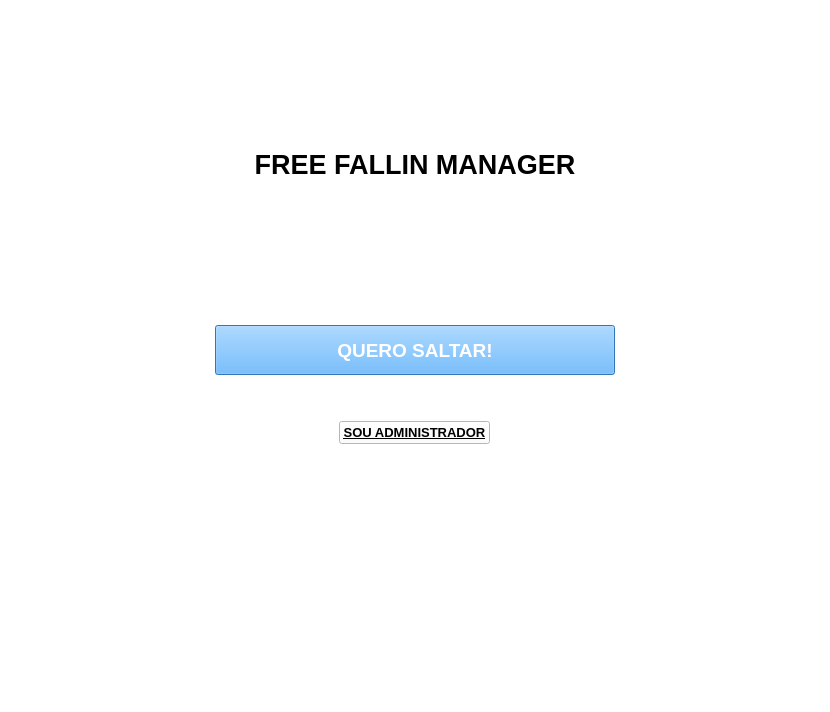
Old version of the form src/resources/mainMenu.ui in the repository Mathgobbo/Free-Fallin-Manager.
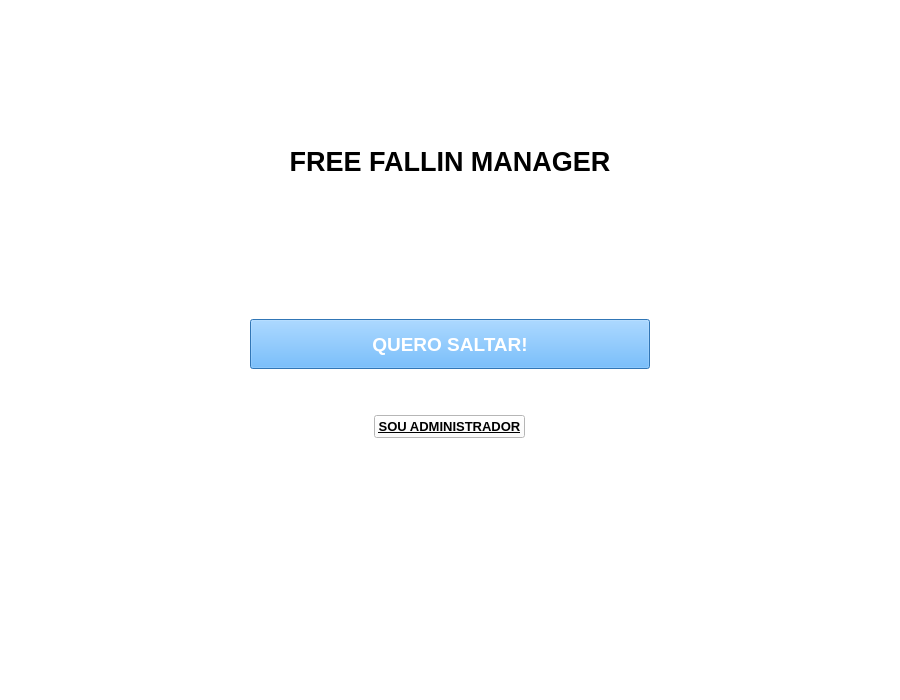
New version of the form.

Commit message: Ajuste: Adequação dos layout ao protótipo

What changed in the file:
```diff
--- a/src/resources/mainMenu.ui
+++ b/src/resources/mainMenu.ui
@@ -6,8 +6,8 @@
    <rect>
     <x>0</x>
     <y>0</y>
-    <width>830</width>
-    <height>712</height>
+    <width>900</width>
+    <height>700</height>
    </rect>
   </property>
   <property name="windowTitle">
```
The commit also changes 1 other file.
